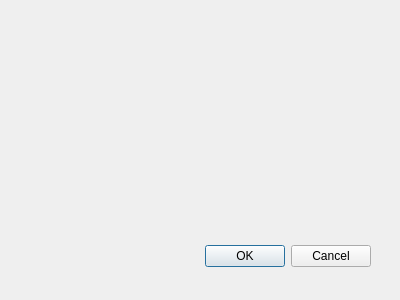
Above: QtQQWindow/loginwindow.ui from hustpython/QtLearn before the change. Below: the same form after it.
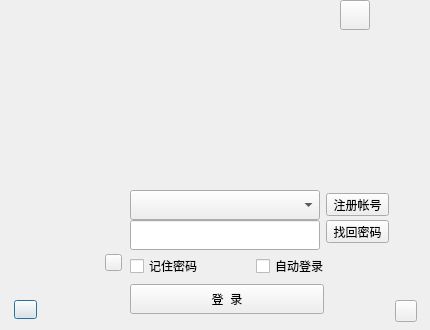
That is the form after the change.

What changed in the file:
```diff
--- a/QtQQWindow/loginwindow.ui
+++ b/QtQQWindow/loginwindow.ui
@@ -8,29 +8,346 @@
    <rect>
     <x>0</x>
     <y>0</y>
-    <width>400</width>
-    <height>300</height>
+    <width>430</width>
+    <height>330</height>
    </rect>
   </property>
+  <property name="minimumSize">
+   <size>
+    <width>430</width>
+    <height>330</height>
+   </size>
+  </property>
+  <property name="maximumSize">
+   <size>
+    <width>430</width>
+    <height>330</height>
+   </size>
+  </property>
   <property name="windowTitle">
    <string>Dialog</string>
   </property>
-  <widget name="buttonBox" class="QDialogButtonBox">
+  <property name="locale">
+   <locale language="English" country="UnitedStates"/>
+  </property>
+  <widget class="QComboBox" name="accountComboBox">
    <property name="geometry">
     <rect>
-     <x>30</x>
-     <y>240</y>
-     <width>341</width>
-     <height>32</height>
+     <x>130</x>
+     <y>190</y>
+     <width>190</width>
+     <height>30</height>
     </rect>
    </property>
-   <property name="orientation">
-    <enum>Qt::Horizontal</enum>
+   <property name="sizePolicy">
+    <sizepolicy hsizetype="Fixed" vsizetype="Fixed">
+     <horstretch>0</horstretch>
+     <verstretch>0</verstretch>
+    </sizepolicy>
    </property>
-   <property name="standardButtons">
-    <set>QDialogButtonBox::Cancel|QDialogButtonBox::Ok</set>
+   <property name="minimumSize">
+    <size>
+     <width>190</width>
+     <height>30</height>
+    </size>
    </property>
+   <property name="maximumSize">
+    <size>
+     <width>190</width>
+     <height>30</height>
+    </size>
+   </property>
+   <property name="focusPolicy">
+    <enum>Qt::WheelFocus</enum>
+   </property>
+   <property name="contextMenuPolicy">
+    <enum>Qt::NoContextMenu</enum>
+   </property>
+   <property name="accessibleName">
+    <string>login_username</string>
+   </property>
+   <property name="locale">
+    <locale language="Chinese" country="China"/>
+   </property>
+   <property name="editable">
+    <bool>false</bool>
+   </property>
+   <property name="insertPolicy">
+    <enum>QComboBox::NoInsert</enum>
+   </property>
   </widget>
+  <widget class="QLineEdit" name="passwordEdit">
+   <property name="geometry">
+    <rect>
+     <x>130</x>
+     <y>220</y>
+     <width>190</width>
+     <height>30</height>
+    </rect>
+   </property>
+   <property name="sizePolicy">
+    <sizepolicy hsizetype="Fixed" vsizetype="Fixed">
+     <horstretch>0</horstretch>
+     <verstretch>0</verstretch>
+    </sizepolicy>
+   </property>
+   <property name="minimumSize">
+    <size>
+     <width>190</width>
+     <height>30</height>
+    </size>
+   </property>
+   <property name="maximumSize">
+    <size>
+     <width>190</width>
+     <height>30</height>
+    </size>
+   </property>
+   <property name="contextMenuPolicy">
+    <enum>Qt::DefaultContextMenu</enum>
+   </property>
+   <property name="echoMode">
+    <enum>QLineEdit::Password</enum>
+   </property>
+  </widget>
+  <widget class="QCheckBox" name="rememberPsd">
+   <property name="geometry">
+    <rect>
+     <x>130</x>
+     <y>258</y>
+     <width>71</width>
+     <height>16</height>
+    </rect>
+   </property>
+   <property name="text">
+    <string>记住密码</string>
+   </property>
+  </widget>
+  <widget class="QCheckBox" name="autoLogin">
+   <property name="geometry">
+    <rect>
+     <x>256</x>
+     <y>258</y>
+     <width>71</width>
+     <height>16</height>
+    </rect>
+   </property>
+   <property name="text">
+    <string>自动登录</string>
+   </property>
+  </widget>
+  <widget class="QPushButton" name="loginButton">
+   <property name="geometry">
+    <rect>
+     <x>130</x>
+     <y>284</y>
+     <width>194</width>
+     <height>30</height>
+    </rect>
+   </property>
+   <property name="minimumSize">
+    <size>
+     <width>194</width>
+     <height>30</height>
+    </size>
+   </property>
+   <property name="maximumSize">
+    <size>
+     <width>194</width>
+     <height>30</height>
+    </size>
+   </property>
+   <property name="focusPolicy">
+    <enum>Qt::NoFocus</enum>
+   </property>
+   <property name="text">
+    <string>登  录</string>
+   </property>
+  </widget>
+  <widget class="QPushButton" name="moreAccountLogin">
+   <property name="geometry">
+    <rect>
+     <x>14</x>
+     <y>300</y>
+     <width>23</width>
+     <height>19</height>
+    </rect>
+   </property>
+   <property name="minimumSize">
+    <size>
+     <width>23</width>
+     <height>19</height>
+    </size>
+   </property>
+   <property name="maximumSize">
+    <size>
+     <width>23</width>
+     <height>19</height>
+    </size>
+   </property>
+   <property name="text">
+    <string/>
+   </property>
+  </widget>
+  <widget class="QPushButton" name="loginState">
+   <property name="geometry">
+    <rect>
+     <x>105</x>
+     <y>254</y>
+     <width>17</width>
+     <height>17</height>
+    </rect>
+   </property>
+   <property name="minimumSize">
+    <size>
+     <width>17</width>
+     <height>17</height>
+    </size>
+   </property>
+   <property name="maximumSize">
+    <size>
+     <width>17</width>
+     <height>17</height>
+    </size>
+   </property>
+   <property name="text">
+    <string/>
+   </property>
+   <property name="iconSize">
+    <size>
+     <width>18</width>
+     <height>18</height>
+    </size>
+   </property>
+  </widget>
+  <widget class="QPushButton" name="pButtonRegistAccount">
+   <property name="geometry">
+    <rect>
+     <x>326</x>
+     <y>193</y>
+     <width>63</width>
+     <height>23</height>
+    </rect>
+   </property>
+   <property name="autoFillBackground">
+    <bool>false</bool>
+   </property>
+   <property name="text">
+    <string>注册帐号</string>
+   </property>
+  </widget>
+  <widget class="QPushButton" name="pButtonForgetPassword">
+   <property name="geometry">
+    <rect>
+     <x>326</x>
+     <y>220</y>
+     <width>63</width>
+     <height>23</height>
+    </rect>
+   </property>
+   <property name="text">
+    <string>找回密码</string>
+   </property>
+  </widget>
+  <widget class="QLabel" name="userHead">
+   <property name="geometry">
+    <rect>
+     <x>40</x>
+     <y>190</y>
+     <width>80</width>
+     <height>80</height>
+    </rect>
+   </property>
+   <property name="minimumSize">
+    <size>
+     <width>80</width>
+     <height>80</height>
+    </size>
+   </property>
+   <property name="maximumSize">
+    <size>
+     <width>80</width>
+     <height>80</height>
+    </size>
+   </property>
+   <property name="text">
+    <string/>
+   </property>
+  </widget>
+  <widget class="QPushButton" name="pButtongFlicker">
+   <property name="geometry">
+    <rect>
+     <x>395</x>
+     <y>300</y>
+     <width>22</width>
+     <height>22</height>
+    </rect>
+   </property>
+   <property name="sizePolicy">
+    <sizepolicy hsizetype="Minimum" vsizetype="Fixed">
+     <horstretch>0</horstretch>
+     <verstretch>0</verstretch>
+    </sizepolicy>
+   </property>
+   <property name="minimumSize">
+    <size>
+     <width>22</width>
+     <height>22</height>
+    </size>
+   </property>
+   <property name="maximumSize">
+    <size>
+     <width>22</width>
+     <height>22</height>
+    </size>
+   </property>
+   <property name="text">
+    <string/>
+   </property>
+  </widget>
+  <widget class="QPushButton" name="pButtonArrow">
+   <property name="geometry">
+    <rect>
+     <x>340</x>
+     <y>0</y>
+     <width>30</width>
+     <height>30</height>
+    </rect>
+   </property>
+   <property name="sizePolicy">
+    <sizepolicy hsizetype="Minimum" vsizetype="Fixed">
+     <horstretch>0</horstretch>
+     <verstretch>0</verstretch>
+    </sizepolicy>
+   </property>
+   <property name="minimumSize">
+    <size>
+     <width>30</width>
+     <height>30</height>
+    </size>
+   </property>
+   <property name="maximumSize">
+    <size>
+     <width>30</width>
+     <height>30</height>
+    </size>
+   </property>
+   <property name="text">
+    <string/>
+   </property>
+  </widget>
+  <zorder>userHead</zorder>
+  <zorder>loginState</zorder>
+  <zorder>accountComboBox</zorder>
+  <zorder>passwordEdit</zorder>
+  <zorder>rememberPsd</zorder>
+  <zorder>autoLogin</zorder>
+  <zorder>loginButton</zorder>
+  <zorder>moreAccountLogin</zorder>
+  <zorder>pButtonRegistAccount</zorder>
+  <zorder>pButtonForgetPassword</zorder>
+  <zorder>pButtongFlicker</zorder>
+  <zorder>pButtonArrow</zorder>
  </widget>
  <pixmapfunction/>
  <resources/>
```
Left out of the diff: 44 changed lines with no effect on the pictures.
